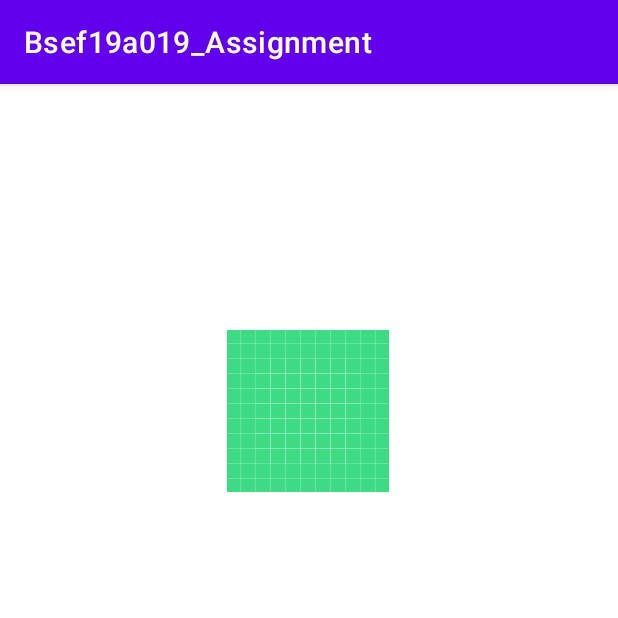
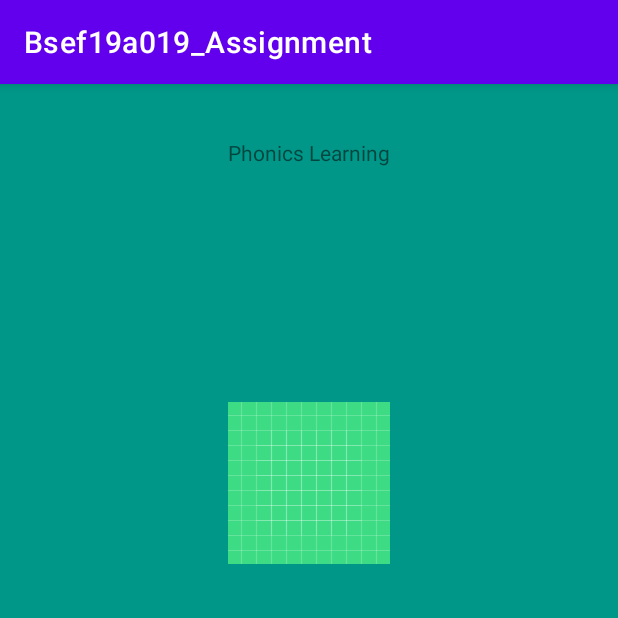
Before and after one commit to daniyal019/BSEF19A019_MC_ASSIGNMENT, an Android app: the pictorialDisplay screen opened directly, with no data from a screen before it, on a phone screen of 412 x 824 dp, the top half of it. Run offline under Robolectric (Android 15) with nearby library versions, the phone set to English and light mode, and no system bars.

Commit message:
10th commit

```diff
--- a/app/src/main/AndroidManifest.xml
+++ b/app/src/main/AndroidManifest.xml
@@ -9,6 +9,9 @@
         android:roundIcon="@mipmap/ic_launcher_round"
         android:supportsRtl="true"
         android:theme="@style/Theme.Bsef19a019_Assignment">
+        <activity
+            android:name=".ExamModule"
+            android:exported="false" />
         <activity
             android:name=".pictorialDisplay"
             android:exported="false" />
--- a/app/src/main/res/layout/activity_main.xml
+++ b/app/src/main/res/layout/activity_main.xml
@@ -20,8 +20,8 @@
 
     <Button
         android:id="@+id/btn1"
-        android:layout_width="115dp"
-        android:layout_height="67dp"
+        android:layout_width="128dp"
+        android:layout_height="66dp"
         android:layout_marginTop="152dp"
         android:text="Alphabet Learning"
         app:layout_constraintEnd_toEndOf="parent"
--- a/app/src/main/res/layout/activity_pictorial_display.xml
+++ b/app/src/main/res/layout/activity_pictorial_display.xml
@@ -4,16 +4,27 @@
     xmlns:tools="http://schemas.android.com/tools"
     android:layout_width="match_parent"
     android:layout_height="match_parent"
+    android:background="#009688"
     tools:context=".pictorialDisplay">
 
     <ImageView
         android:id="@+id/imageView4"
         android:layout_width="wrap_content"
         android:layout_height="wrap_content"
-        android:layout_marginTop="164dp"
+        android:layout_marginTop="176dp"
         app:layout_constraintEnd_toEndOf="parent"
-        app:layout_constraintHorizontal_bias="0.498"
         app:layout_constraintStart_toStartOf="parent"
-        app:layout_constraintTop_toTopOf="parent"
+        app:layout_constraintTop_toTopOf="@+id/textView3"
         app:srcCompat="@drawable/ic_launcher_background" />
+
+    <TextView
+        android:id="@+id/textView3"
+        android:layout_width="wrap_content"
+        android:layout_height="wrap_content"
+        android:layout_marginTop="36dp"
+        android:text="Phonics Learning"
+        app:layout_constraintEnd_toEndOf="parent"
+        app:layout_constraintHorizontal_bias="0.501"
+        app:layout_constraintStart_toStartOf="parent"
+        app:layout_constraintTop_toTopOf="parent" />
 </androidx.constraintlayout.widget.ConstraintLayout>
```
Also changed, not shown: app/src/main/java/com/example/bsef19a019_assignment/ExamModule.java (added, +14 -0 lines), app/src/main/java/com/example/bsef19a019_assignment/MainActivity.java (+14 -0 lines), app/src/main/res/layout/activity_exam_module.xml (added, +74 -0 lines).
